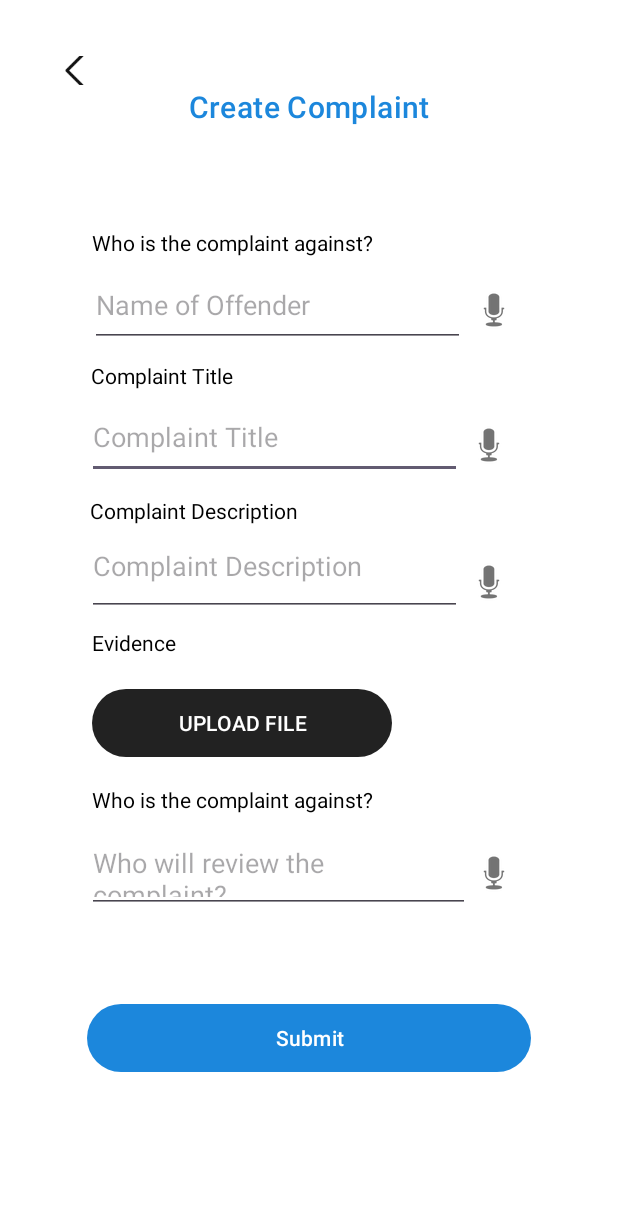
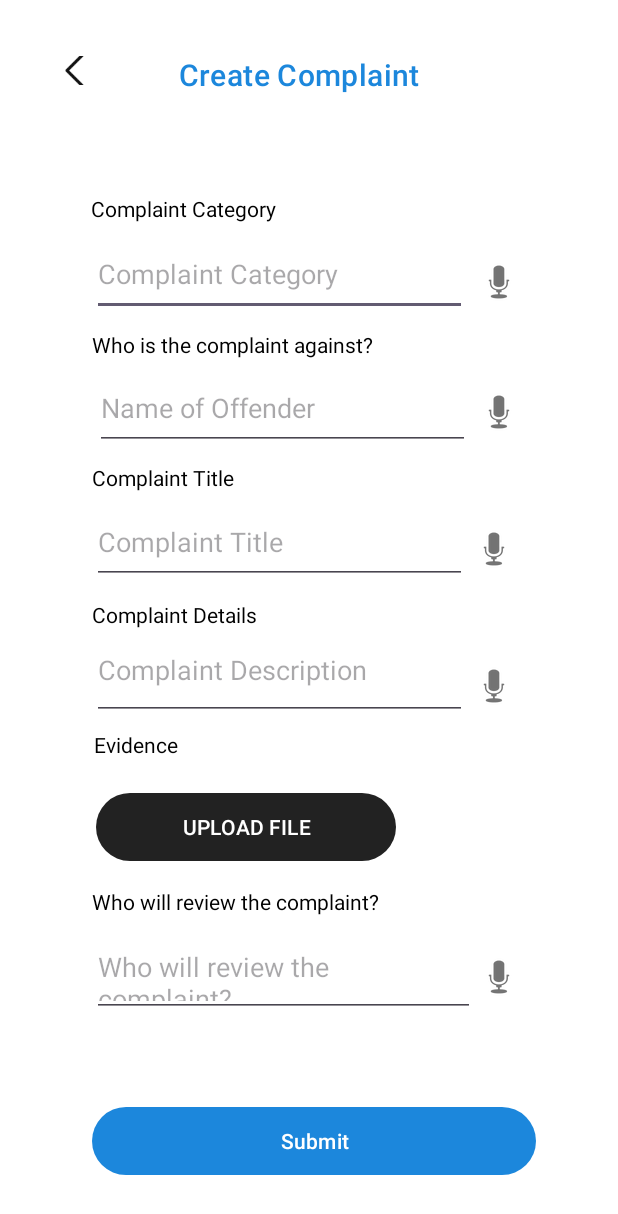
Before and after one commit to MinhazAyaaz/ComplainstApp, an Android app: the CreateComplaint screen opened directly, with no data from a screen before it, on a phone screen of 412 x 824 dp. Shown: the top 1214 px of the screen. Run offline under Robolectric (Android 15) with nearby library versions, the light colour scheme and no system bars; libraries missing offline, so code that uses them is left out: com.androidnetworking, com.androidnetworking.common, com.androidnetworking.error, com.androidnetworking.interfaces; 2 statements that could not run were skipped.

Commit message:
create complaint using api post request

```diff
--- a/ComplainstApp/app/src/main/java/com/example/complainstapp/CreateComplaint.java
+++ b/ComplainstApp/app/src/main/java/com/example/complainstapp/CreateComplaint.java
@@ -1,5 +1,6 @@
 package com.example.complainstapp;
 
+import android.content.Intent;
 import android.os.Bundle;
 
 import androidx.appcompat.app.AppCompatActivity;
@@ -9,25 +10,35 @@ import android.view.View;
 
 import android.widget.ArrayAdapter;
 import android.widget.AutoCompleteTextView;
+import android.widget.Button;
 import android.widget.ImageButton;
+import android.widget.TextView;
+import android.widget.Toast;
 
 import com.androidnetworking.AndroidNetworking;
 import com.androidnetworking.common.Priority;
 import com.androidnetworking.error.ANError;
 import com.androidnetworking.interfaces.JSONArrayRequestListener;
+import com.androidnetworking.interfaces.JSONObjectRequestListener;
 
 import org.json.JSONArray;
 import org.json.JSONException;
+import org.json.JSONObject;
 
 import java.util.ArrayList;
 
 public class CreateComplaint extends AppCompatActivity {
 
     private ImageButton backButton;
+    private Button submitButton;
     private String accessToken;
     private ArrayList<String> userArray;
+    private AutoCompleteTextView category;
+    private TextView title;
+    private TextView details;
     private AutoCompleteTextView against;
     private AutoCompleteTextView reviewer;
+
     @Override
     protected void onCreate(Bundle savedInstanceState) {
         super.onCreate(savedInstanceState);
@@ -35,8 +46,12 @@ public class CreateComplaint extends AppCompatActivity {
 
         accessToken = getIntent().getExtras().getString("token");
         backButton = findViewById(R.id.backButton);
+        category = findViewById(R.id.categoryField);
+        title = findViewById(R.id.titleField);
+        details = findViewById(R.id.detailsField);
         against = findViewById(R.id.againstField);
         reviewer = findViewById(R.id.reviewerField);
+        submitButton = findViewById(R.id.submitButton);
 
         AndroidNetworking.get("http://192.168.0.109:5000/users")
                 .setTag("test1")
@@ -46,9 +61,11 @@ public class CreateComplaint extends AppCompatActivity {
                 .getAsJSONArray(new JSONArrayRequestListener(){
                     @Override
                     public void onResponse(JSONArray response) {
+                        Log.e("users",response.toString());
                         for(int i=0;i<response.length();i++) {
                             try {
-                                userArray.add(response.getJSONObject(i).getString("name"));
+//                                userArray.add(response.getJSONObject(i).getString("name"));
+                                Log.e("yes",response.getJSONObject(i).getString("name"));
                             } catch (JSONException e) {
                                 e.printStackTrace();
                             }
@@ -64,6 +81,33 @@ public class CreateComplaint extends AppCompatActivity {
         against.setAdapter(userAdapter);
         reviewer.setAdapter(userAdapter);
 
+        submitButton.setOnClickListener(new View.OnClickListener() {
+            @Override
+            public void onClick(View view) {
+
+                AndroidNetworking.post("http://192.168.0.109:5000/createcomplaint")
+                        .addBodyParameter("category", category.getText().toString())
+                        .addBodyParameter("title", title.getText().toString())
+                        .addBodyParameter("against", against.getText().toString())
+                        .addBodyParameter("body", details.getText().toString())
+                        .addBodyParameter("reviewer", reviewer.getText().toString())
+                        .setTag("test")
+                        .addHeaders("x-access-token",accessToken)
+                        .setPriority(Priority.HIGH)
+                        .build()
+                        .getAsJSONObject(new JSONObjectRequestListener() {
+                            @Override
+                            public void onResponse(JSONObject response) {
+                                Log.e("Response",response.toString());
+                            }
+                            @Override
+                            public void onError(ANError error) {
+                                Log.e("Error",error.toString());
+                            }
+                        });
+
+            }
+        });
 
 
         backButton.setOnClickListener(new View.OnClickListener() {
--- a/ComplainstApp/app/src/main/res/layout/activity_complaint.xml
+++ b/ComplainstApp/app/src/main/res/layout/activity_complaint.xml
@@ -5,6 +5,35 @@
     android:background="@color/white"
     android:layout_width="match_parent"
     android:layout_height="match_parent">
+
+    <AutoCompleteTextView
+        android:id="@+id/categoryField"
+        android:layout_width="250dp"
+        android:layout_height="56dp"
+        android:completionThreshold="1"
+        android:hint="Complaint Category"
+        android:textColor="@color/black"
+        app:layout_constraintBottom_toBottomOf="parent"
+        app:layout_constraintEnd_toEndOf="parent"
+        app:layout_constraintHorizontal_bias="0.378"
+        app:layout_constraintStart_toStartOf="parent"
+        app:layout_constraintTop_toTopOf="parent"
+        app:layout_constraintVertical_bias="0.201" />
+
+    <TextView
+        android:id="@+id/complaintCategory"
+        android:layout_width="wrap_content"
+        android:layout_height="wrap_content"
+        android:layout_marginStart="61dp"
+        android:layout_marginEnd="293dp"
+        android:text="Complaint Category"
+        android:textColor="@color/black"
+        app:layout_constraintBottom_toBottomOf="parent"
+        app:layout_constraintEnd_toEndOf="parent"
+        app:layout_constraintHorizontal_bias="0.015"
+        app:layout_constraintStart_toStartOf="parent"
+        app:layout_constraintTop_toTopOf="parent"
+        app:layout_constraintVertical_bias="0.161" />
 
     <ImageButton
         android:id="@+id/backButton"
@@ -23,7 +52,7 @@
         app:tint="#121212" />
 
     <TextView
-        android:id="@+id/textView10"
+        android:id="@+id/pageTitle"
         android:layout_width="wrap_content"
         android:layout_height="wrap_content"
         android:text="Create Complaint"
@@ -31,86 +60,10 @@
         android:textColor="#1C87DC"
         app:layout_constraintBottom_toBottomOf="parent"
         app:layout_constraintEnd_toEndOf="parent"
+        app:layout_constraintHorizontal_bias="0.475"
         app:layout_constraintStart_toStartOf="parent"
         app:layout_constraintTop_toTopOf="parent"
-        app:layout_constraintVertical_bias="0.072" />
-
-    <TextView
-        android:id="@+id/textView9"
-        android:layout_width="wrap_content"
-        android:layout_height="wrap_content"
-        android:layout_marginStart="61dp"
-        android:layout_marginLeft="61dp"
-        android:textColor="@color/black"
-        android:layout_marginEnd="293dp"
-        android:layout_marginRight="293dp"
-        android:text="Who is the complaint against?"
-        app:layout_constraintBottom_toBottomOf="parent"
-        app:layout_constraintEnd_toEndOf="parent"
-        app:layout_constraintHorizontal_bias="0.0"
-        app:layout_constraintStart_toStartOf="parent"
-        app:layout_constraintTop_toTopOf="parent"
-        app:layout_constraintVertical_bias="0.65" />
-
-    <TextView
-        android:id="@+id/textView8"
-        android:layout_width="wrap_content"
-        android:layout_height="wrap_content"
-        android:layout_marginStart="61dp"
-        android:layout_marginLeft="61dp"
-        android:textColor="@color/black"
-        android:layout_marginEnd="293dp"
-        android:layout_marginRight="293dp"
-        android:text="Evidence"
-        app:layout_constraintBottom_toBottomOf="parent"
-        app:layout_constraintEnd_toEndOf="parent"
-        app:layout_constraintHorizontal_bias="0.0"
-        app:layout_constraintStart_toStartOf="parent"
-        app:layout_constraintTop_toTopOf="parent"
-        app:layout_constraintVertical_bias="0.52" />
-
-    <TextView
-        android:id="@+id/textView7"
-        android:layout_width="wrap_content"
-        android:layout_height="wrap_content"
-        android:layout_marginStart="61dp"
-        android:layout_marginLeft="61dp"
-        android:textColor="@color/black"
-        android:layout_marginEnd="293dp"
-        android:layout_marginRight="293dp"
-        android:text="Complaint Description"
-        app:layout_constraintBottom_toBottomOf="parent"
-        app:layout_constraintEnd_toEndOf="parent"
-        app:layout_constraintHorizontal_bias="0.023"
-        app:layout_constraintStart_toStartOf="parent"
-        app:layout_constraintTop_toTopOf="parent"
-        app:layout_constraintVertical_bias="0.411" />
-
-    <ImageButton
-        android:id="@+id/imageButton7"
-        android:layout_width="wrap_content"
-        android:layout_height="wrap_content"
-        android:background="@null"
-        app:layout_constraintBottom_toBottomOf="parent"
-        app:layout_constraintEnd_toEndOf="parent"
-        app:layout_constraintHorizontal_bias="0.0"
-        app:layout_constraintStart_toEndOf="@+id/reviewerField"
-        app:layout_constraintTop_toTopOf="parent"
-        app:layout_constraintVertical_bias="0.715"
-        app:srcCompat="@android:drawable/ic_btn_speak_now" />
-
-    <ImageButton
-        android:id="@+id/imageButton6"
-        android:layout_width="wrap_content"
-        android:layout_height="wrap_content"
-        android:background="@null"
-        app:layout_constraintBottom_toBottomOf="parent"
-        app:layout_constraintEnd_toEndOf="parent"
-        app:layout_constraintHorizontal_bias="0.028"
-        app:layout_constraintStart_toEndOf="@+id/detailsField"
-        app:layout_constraintTop_toTopOf="parent"
-        app:layout_constraintVertical_bias="0.47"
-        app:srcCompat="@android:drawable/ic_btn_speak_now" />
+        app:layout_constraintVertical_bias="0.045" />
 
     <Button
         android:id="@+id/submitButton"
@@ -122,9 +75,210 @@
         app:backgroundTint="#1C87DC"
         app:layout_constraintBottom_toBottomOf="parent"
         app:layout_constraintEnd_toEndOf="parent"
+        app:layout_constraintHorizontal_bias="0.53"
         app:layout_constraintStart_toStartOf="parent"
         app:layout_constraintTop_toTopOf="parent"
-        app:layout_constraintVertical_bias="0.86" />
+        app:layout_constraintVertical_bias="0.948" />
+
+    <TextView
+        android:id="@+id/complaintReviewer"
+        android:layout_width="wrap_content"
+        android:layout_height="wrap_content"
+        android:layout_marginStart="61dp"
+        android:layout_marginEnd="293dp"
+        android:text="Who will review the complaint?"
+        android:textColor="@color/black"
+        app:layout_constraintBottom_toBottomOf="parent"
+        app:layout_constraintEnd_toEndOf="parent"
+        app:layout_constraintHorizontal_bias="0.0"
+        app:layout_constraintStart_toStartOf="parent"
+        app:layout_constraintTop_toTopOf="parent"
+        app:layout_constraintVertical_bias="0.735" />
+
+    <TextView
+        android:id="@+id/complaintEvidence"
+        android:layout_width="wrap_content"
+        android:layout_height="wrap_content"
+        android:layout_marginStart="61dp"
+        android:layout_marginEnd="293dp"
+        android:text="Evidence"
+        android:textColor="@color/black"
+        app:layout_constraintBottom_toBottomOf="parent"
+        app:layout_constraintEnd_toEndOf="parent"
+        app:layout_constraintHorizontal_bias="1.0"
+        app:layout_constraintStart_toStartOf="parent"
+        app:layout_constraintTop_toTopOf="parent"
+        app:layout_constraintVertical_bias="0.605" />
+
+    <TextView
+        android:id="@+id/complaintDetail"
+        android:layout_width="wrap_content"
+        android:layout_height="wrap_content"
+        android:layout_marginStart="61dp"
+        android:layout_marginEnd="293dp"
+        android:text="Complaint Details"
+        android:textColor="@color/black"
+        app:layout_constraintBottom_toBottomOf="parent"
+        app:layout_constraintEnd_toEndOf="parent"
+        app:layout_constraintHorizontal_bias="0.0"
+        app:layout_constraintStart_toStartOf="parent"
+        app:layout_constraintTop_toTopOf="parent"
+        app:layout_constraintVertical_bias="0.497" />
+
+    <ImageButton
+        android:id="@+id/reviewSpeech"
+        android:layout_width="wrap_content"
+        android:layout_height="wrap_content"
+        android:background="@null"
+        app:layout_constraintBottom_toBottomOf="parent"
+        app:layout_constraintEnd_toEndOf="parent"
+        app:layout_constraintHorizontal_bias="0.0"
+        app:layout_constraintStart_toEndOf="@+id/reviewerField"
+        app:layout_constraintTop_toTopOf="parent"
+        app:layout_constraintVertical_bias="0.802"
+        app:srcCompat="@android:drawable/ic_btn_speak_now" />
+
+    <ImageButton
+        android:id="@+id/detailsSpeech"
+        android:layout_width="wrap_content"
+        android:layout_height="wrap_content"
+        android:background="@null"
+        app:layout_constraintBottom_toBottomOf="parent"
+        app:layout_constraintEnd_toEndOf="parent"
+        app:layout_constraintHorizontal_bias="0.029"
+        app:layout_constraintStart_toEndOf="@+id/detailsField"
+        app:layout_constraintTop_toTopOf="parent"
+        app:layout_constraintVertical_bias="0.557"
+        app:srcCompat="@android:drawable/ic_btn_speak_now" />
+
+    <EditText
+        android:id="@+id/titleField"
+        android:layout_width="250dp"
+        android:layout_height="56dp"
+        android:ems="10"
+        android:hint="Complaint Title"
+        android:inputType="textPersonName"
+        android:textColor="@color/black"
+        app:layout_constraintBottom_toBottomOf="parent"
+        app:layout_constraintEnd_toEndOf="parent"
+        app:layout_constraintHorizontal_bias="0.378"
+        app:layout_constraintStart_toStartOf="parent"
+        app:layout_constraintTop_toTopOf="parent"
+        app:layout_constraintVertical_bias="0.434" />
+
+    <EditText
+        android:id="@+id/detailsField"
+        android:layout_width="250dp"
+        android:layout_height="56dp"
+        android:ems="10"
+        android:gravity="start|top"
+        android:hint="Complaint Description"
+        android:inputType="textMultiLine"
+        android:textColor="@color/black"
+        app:layout_constraintBottom_toBottomOf="parent"
+        app:layout_constraintEnd_toEndOf="parent"
+        app:layout_constraintHorizontal_bias="0.378"
+        app:layout_constraintStart_toStartOf="parent"
+        app:layout_constraintTop_toTopOf="parent"
+        app:layout_constraintVertical_bias="0.552" />
+
+    <AutoCompleteTextView
+        android:id="@+id/againstField"
+        android:layout_width="250dp"
+        android:layout_height="56dp"
+        android:completionThreshold="1"
+        android:hint="Name of Offender"
+        android:textColor="@color/black"
+        app:layout_constraintBottom_toBottomOf="parent"
+        app:layout_constraintEnd_toEndOf="parent"
+        app:layout_constraintHorizontal_bias="0.391"
+        app:layout_constraintStart_toStartOf="parent"
+        app:layout_constraintTop_toTopOf="parent"
+        app:layout_constraintVertical_bias="0.318" />
+
+    <AutoCompleteTextView
+        android:id="@+id/reviewerField"
+        android:layout_width="255dp"
+        android:layout_height="56dp"
+        android:hint="Who will review the complaint?"
+        android:textColor="@color/black"
+        app:layout_constraintBottom_toBottomOf="parent"
+        app:layout_constraintEnd_toEndOf="parent"
+        app:layout_constraintHorizontal_bias="0.391"
+        app:layout_constraintStart_toStartOf="parent"
+        app:layout_constraintTop_toTopOf="parent"
+        app:layout_constraintVertical_bias="0.81" />
+
+    <ImageButton
+        android:id="@+id/againstSpeech"
+        android:layout_width="wrap_content"
+        android:layout_height="wrap_content"
+        android:background="@null"
+        android:onClick="getSpeechInput"
+        app:layout_constraintBottom_toBottomOf="parent"
+        app:layout_constraintEnd_toEndOf="parent"
+        app:layout_constraintHorizontal_bias="0.045"
+        app:layout_constraintStart_toEndOf="@+id/againstField"
+        app:layout_constraintTop_toTopOf="parent"
+        app:layout_constraintVertical_bias="0.327"
+        app:srcCompat="@android:drawable/ic_btn_speak_now" />
+
+    <ImageButton
+        android:id="@+id/categorySpeech"
+        android:layout_width="wrap_content"
+        android:layout_height="wrap_content"
+        android:background="@null"
+        android:onClick="getSpeechInput"
+        app:layout_constraintBottom_toBottomOf="parent"
+        app:layout_constraintEnd_toEndOf="parent"
+        app:layout_constraintHorizontal_bias="0.045"
+        app:layout_constraintStart_toEndOf="@+id/againstField"
+        app:layout_constraintTop_toTopOf="parent"
+        app:layout_constraintVertical_bias="0.217"
+        app:srcCompat="@android:drawable/ic_btn_speak_now" />
+
+    <ImageButton
+        android:id="@+id/titleSpeech"
+        android:layout_width="wrap_content"
+        android:layout_height="wrap_content"
+        android:background="@null"
+        app:layout_constraintBottom_toBottomOf="parent"
+        app:layout_constraintEnd_toEndOf="parent"
+        app:layout_constraintHorizontal_bias="0.029"
+        app:layout_constraintStart_toEndOf="@+id/titleField"
+        app:layout_constraintTop_toTopOf="parent"
+        app:layout_constraintVertical_bias="0.442"
+        app:srcCompat="@android:drawable/ic_btn_speak_now" />
+
+    <TextView
+        android:id="@+id/complaintAgainst"
+        android:layout_width="wrap_content"
+        android:layout_height="wrap_content"
+        android:layout_marginStart="61dp"
+        android:layout_marginEnd="293dp"
+        android:text="Who is the complaint against?"
+        android:textColor="@color/black"
+        app:layout_constraintBottom_toBottomOf="parent"
+        app:layout_constraintEnd_toEndOf="parent"
+        app:layout_constraintHorizontal_bias="0.0"
+        app:layout_constraintStart_toStartOf="parent"
+        app:layout_constraintTop_toTopOf="parent"
+        app:layout_constraintVertical_bias="0.273" />
+
+    <TextView
+        android:id="@+id/complaintTitle"
+        android:layout_width="wrap_content"
+        android:layout_height="wrap_content"
+        android:layout_marginStart="61dp"
+        android:layout_marginEnd="293dp"
+        android:text="Complaint Title"
+        android:textColor="@color/black"
+        app:layout_constraintBottom_toBottomOf="parent"
+        app:layout_constraintEnd_toEndOf="parent"
+        app:layout_constraintHorizontal_bias="0.0"
+        app:layout_constraintStart_toStartOf="parent"
+        app:layout_constraintTop_toTopOf="parent"
+        app:layout_constraintVertical_bias="0.384" />
 
     <Button
         android:id="@+id/uploadButton"
@@ -136,129 +290,10 @@
         app:backgroundTint="#222222"
         app:layout_constraintBottom_toBottomOf="parent"
         app:layout_constraintEnd_toEndOf="parent"
-        app:layout_constraintHorizontal_bias="0.289"
+        app:layout_constraintHorizontal_bias="0.303"
         app:layout_constraintStart_toStartOf="parent"
         app:layout_constraintTop_toTopOf="parent"
-        app:layout_constraintVertical_bias="0.59" />
-
-    <EditText
-        android:id="@+id/titleField"
-        android:layout_width="250dp"
-        android:layout_height="56dp"
-        android:ems="10"
-        android:hint="Complaint Title"
-        android:textColor="@color/black"
-        android:inputType="textPersonName"
-        app:layout_constraintBottom_toBottomOf="parent"
-        app:layout_constraintEnd_toEndOf="parent"
-        app:layout_constraintHorizontal_bias="0.36"
-        app:layout_constraintStart_toStartOf="parent"
-        app:layout_constraintTop_toTopOf="parent"
-        app:layout_constraintVertical_bias="0.343" />
-
-    <EditText
-        android:id="@+id/detailsField"
-        android:layout_width="250dp"
-        android:layout_height="56dp"
-        android:ems="10"
-        android:gravity="start|top"
-        android:textColor="@color/black"
-        android:hint="Complaint Description"
-        android:inputType="textMultiLine"
-        app:layout_constraintBottom_toBottomOf="parent"
-        app:layout_constraintEnd_toEndOf="parent"
-        app:layout_constraintHorizontal_bias="0.36"
-        app:layout_constraintStart_toStartOf="parent"
-        app:layout_constraintTop_toTopOf="parent"
-        app:layout_constraintVertical_bias="0.462" />
-
-    <AutoCompleteTextView
-        android:id="@+id/againstField"
-        android:layout_width="250dp"
-        android:layout_height="56dp"
-        android:completionThreshold="1"
-        android:hint="Name of Offender"
-        android:textColor="@color/black"
-        app:layout_constraintBottom_toBottomOf="parent"
-        app:layout_constraintEnd_toEndOf="parent"
-        app:layout_constraintHorizontal_bias="0.372"
-        app:layout_constraintStart_toStartOf="parent"
-        app:layout_constraintTop_toTopOf="parent"
-        app:layout_constraintVertical_bias="0.228" />
-
-    <AutoCompleteTextView
-        android:id="@+id/reviewerField"
-        android:layout_width="255dp"
-        android:layout_height="56dp"
-        android:textColor="@color/black"
-        android:hint="Who will review the complaint?"
-        app:layout_constraintBottom_toBottomOf="parent"
-        app:layout_constraintEnd_toEndOf="parent"
-        app:layout_constraintHorizontal_bias="0.371"
-        app:layout_constraintStart_toStartOf="parent"
-        app:layout_constraintTop_toTopOf="parent"
-        app:layout_constraintVertical_bias="0.72" />
-
-    <ImageButton
-        android:id="@+id/imageButton4"
-        android:layout_width="wrap_content"
-        android:layout_height="wrap_content"
-        android:background="@null"
-        android:onClick="getSpeechInput"
-        app:layout_constraintBottom_toBottomOf="parent"
-        app:layout_constraintEnd_toEndOf="parent"
-        app:layout_constraintHorizontal_bias="0.043"
-        app:layout_constraintStart_toEndOf="@+id/againstField"
-        app:layout_constraintTop_toTopOf="parent"
-        app:layout_constraintVertical_bias="0.241"
-        app:srcCompat="@android:drawable/ic_btn_speak_now" />
-
-    <ImageButton
-        android:id="@+id/imageButton5"
-        android:layout_width="wrap_content"
-        android:layout_height="wrap_content"
-        android:background="@null"
-        app:layout_constraintBottom_toBottomOf="parent"
-        app:layout_constraintEnd_toEndOf="parent"
-        app:layout_constraintHorizontal_bias="0.028"
-        app:layout_constraintStart_toEndOf="@+id/titleField"
-        app:layout_constraintTop_toTopOf="parent"
-        app:layout_constraintVertical_bias="0.354"
-        app:srcCompat="@android:drawable/ic_btn_speak_now" />
-
-    <TextView
-        android:id="@+id/textView5"
-        android:layout_width="wrap_content"
-        android:layout_height="wrap_content"
-        android:layout_marginStart="61dp"
-        android:layout_marginLeft="61dp"
-        android:layout_marginEnd="293dp"
-        android:textColor="@color/black"
-        android:layout_marginRight="293dp"
-        android:text="Who is the complaint against?"
-        app:layout_constraintBottom_toBottomOf="parent"
-        app:layout_constraintEnd_toEndOf="parent"
-        app:layout_constraintHorizontal_bias="0.0"
-        app:layout_constraintStart_toStartOf="parent"
-        app:layout_constraintTop_toTopOf="parent"
-        app:layout_constraintVertical_bias="0.189" />
-
-    <TextView
-        android:id="@+id/textView6"
-        android:layout_width="wrap_content"
-        android:layout_height="wrap_content"
-        android:layout_marginStart="61dp"
-        android:layout_marginLeft="61dp"
-        android:layout_marginEnd="293dp"
-        android:textColor="@color/black"
-        android:layout_marginRight="293dp"
-        android:text="Complaint Title"
-        app:layout_constraintBottom_toBottomOf="parent"
-        app:layout_constraintEnd_toEndOf="parent"
-        app:layout_constraintHorizontal_bias="0.023"
-        app:layout_constraintStart_toStartOf="parent"
-        app:layout_constraintTop_toTopOf="parent"
-        app:layout_constraintVertical_bias="0.299" />
+        app:layout_constraintVertical_bias="0.679" />
 
 
 </androidx.constraintlayout.widget.ConstraintLayout>
```
Also changed, not shown: 3 other files.
